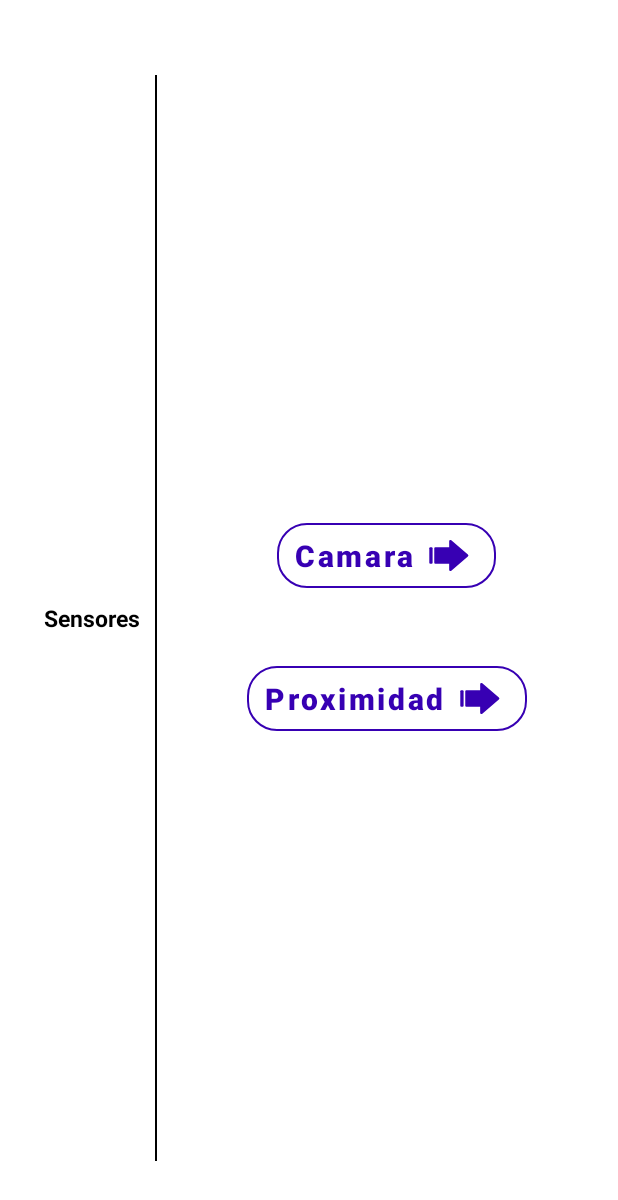
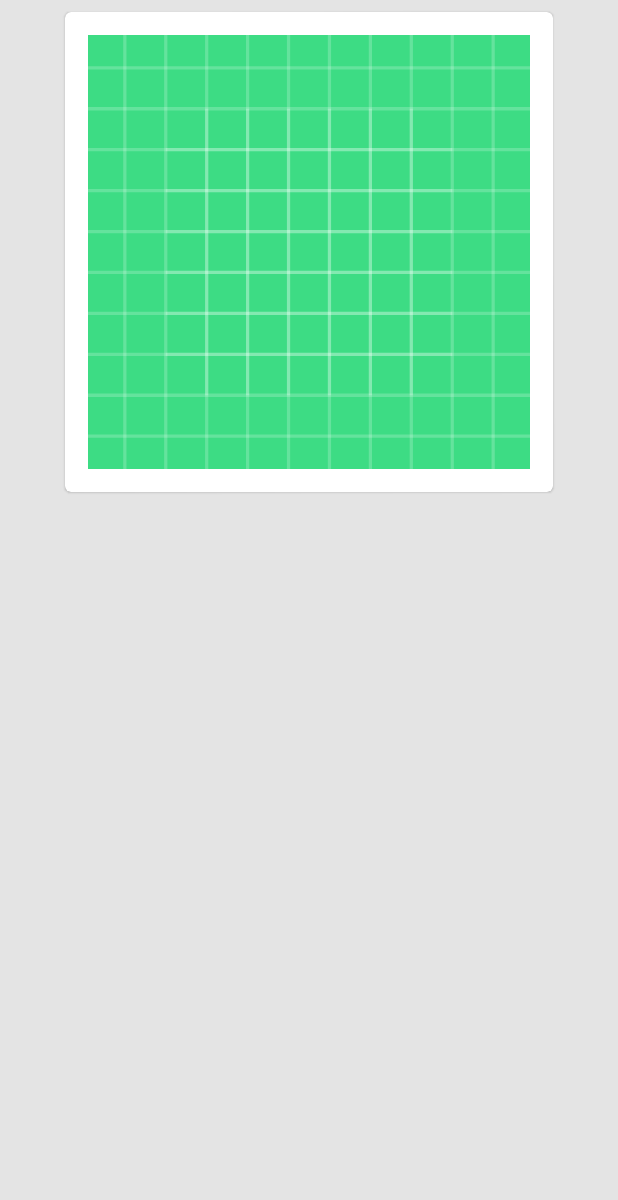
Before and after one commit to CarlosMartinz/Programacion-II, an Android app: the screen it shows after launch (MainActivity), on a phone screen of 412 x 824 dp. Shown: the top 1200 px of the screen. Run offline under Robolectric (Android 15) with nearby library versions, the phone set to English and light mode, and no system bars.

```diff
--- a/app/src/main/AndroidManifest.xml
+++ b/app/src/main/AndroidManifest.xml
@@ -14,8 +14,6 @@
         android:roundIcon="@mipmap/ic_launcher_round"
         android:supportsRtl="true"
         android:theme="@style/Theme.SensoresApp">
-        <activity android:name=".ProximidadActivity"></activity>
-        <activity android:name=".CamaraActivity" />
         <activity android:name=".MainActivity">
             <intent-filter>
                 <action android:name="android.intent.action.MAIN" />
--- a/app/src/main/java/com/example/sensoresapp/MainActivity.java
+++ b/app/src/main/java/com/example/sensoresapp/MainActivity.java
@@ -14,24 +14,6 @@ public class MainActivity extends AppCompatActivity {
         super.onCreate(savedInstanceState);
         setContentView(R.layout.activity_main);
 
-        Button btnCamara = (Button)findViewById(R.id.btnCamara);
 
-        btnCamara.setOnClickListener(new View.OnClickListener() {
-            @Override
-            public void onClick(View v) {
-                Intent next = new Intent(MainActivity.this, CamaraActivity.class);
-                startActivity(next);
-                finish();
-            }
-        });
-
-        Button btnProximidad = (Button)findViewById(R.id.btnProximidad);
-        btnProximidad.setOnClickListener(new View.OnClickListener() {
-            @Override
-            public void onClick(View v) {
-                Intent next = new Intent(MainActivity.this, ProximidadActivity.class);
-                startActivity(next);
-            }
-        });
     }
 }
--- a/app/src/main/res/layout/activity_main.xml
+++ b/app/src/main/res/layout/activity_main.xml
@@ -5,91 +5,38 @@
     xmlns:tools="http://schemas.android.com/tools"
     android:layout_width="match_parent"
     android:layout_height="match_parent"
+    android:background="#E4E4E4"
     tools:context=".MainActivity">
 
-    <androidx.constraintlayout.widget.Guideline
-        android:id="@+id/guideline"
-        android:orientation="vertical"
-        android:layout_width="wrap_content"
-        android:layout_height="0dp"
-        app:layout_constraintGuide_percent="0.25"
-        app:layout_constraintTop_toTopOf="parent"
-        app:layout_constraintBottom_toBottomOf="parent"
-        />
+    <com.google.android.material.card.MaterialCardView
+        android:id="@+id/card"
+        android:layout_width="325dp"
+        android:layout_height="320dp"
+        android:layout_margin="8dp"
+        android:layout_marginTop="50dp"
+        android:clickable="true"
+        android:focusable="true"
+        android:checkable="true"
+        app:layout_constraintEnd_toEndOf="parent"
+        app:layout_constraintStart_toStartOf="parent"
+        app:layout_constraintTop_toTopOf="parent">
 
-    <View
-        android:id="@+id/view"
-        android:orientation="horizontal"
-        android:layout_width="1dp"
-        android:layout_height="match_parent"
-        android:background="@color/black"
-        app:layout_constraintLeft_toLeftOf="@+id/guideline"
-        app:layout_constraintTop_toTopOf="@+id/btnCamara"
-        app:layout_constraintBottom_toBottomOf="@+id/btnProximidad"
-        android:layout_marginTop="50dp"
-        android:layout_marginBottom="50dp"
-        />
+        <LinearLayout
+            android:layout_width="match_parent"
+            android:layout_height="match_parent"
+            android:padding="@dimen/default_padding"
+            android:orientation="vertical">
 
-    <TextView
-        android:id="@+id/lblTitle"
-        android:layout_width="wrap_content"
-        android:layout_height="wrap_content"
-        android:hint="@string/lblTitle"
-        android:textSize="15dp"
-        android:textStyle="bold"
-        android:textColorHint="@color/black"
-        android:layout_marginRight="10dp"
-        app:layout_constraintBottom_toBottomOf="parent"
-        app:layout_constraintEnd_toStartOf="@+id/guideline"
-        app:layout_constraintTop_toTopOf="parent"/>
+            <!-- Media -->
+            <ImageView
+                android:layout_width="match_parent"
+                android:layout_height="match_parent"
+                android:contentDescription="prueba"
+                android:scaleType="centerCrop"
+                app:srcCompat="@drawable/ic_launcher_background" />
 
-    <com.google.android.material.button.MaterialButton
-        android:id="@+id/btnCamara"
-        android:layout_width="wrap_content"
-        android:layout_height="wrap_content"
-        android:gravity="center_vertical"
-        android:text="@string/lblCamara"
-        android:textColor="@color/purple"
-        android:textSize="20dp"
-        android:textStyle="bold"
-        android:textAllCaps="false"
-        app:cornerRadius="@dimen/dimen_bottom"
-        app:icon="@drawable/ic_next"
-        app:iconGravity="textEnd"
-        app:iconSize="35dp"
-        app:iconTint="@color/purple"
-        app:layout_constraintHorizontal_bias="0.5"
-        app:layout_constraintStart_toEndOf="@+id/guideline"
-        app:layout_constraintEnd_toEndOf="parent"
-        app:layout_constraintBottom_toTopOf="@id/btnProximidad"
-        android:layout_marginBottom="@dimen/dimen_default"
-        app:strokeColor="@color/purple"
-        app:strokeWidth="1dp"
-        style="@style/Widget.MaterialComponents.Button.OutlinedButton.Icon"
-        />
+        </LinearLayout>
 
-    <com.google.android.material.button.MaterialButton
-        android:id="@+id/btnProximidad"
-        style="@style/Widget.MaterialComponents.Button.OutlinedButton.Icon"
-        android:layout_width="wrap_content"
-        android:layout_height="wrap_content"
-        android:text="@string/lblProximidad"
-        android:textAllCaps="false"
-        android:textColor="@color/purple"
-        android:textSize="20dp"
-        android:textStyle="bold"
-        android:gravity="center_vertical"
-        app:cornerRadius="@dimen/dimen_bottom"
-        app:icon="@drawable/ic_next"
-        app:iconGravity="textEnd"
-        app:iconSize="35dp"
-        app:iconTint="@color/purple"
-        app:layout_constraintEnd_toEndOf="parent"
-        app:layout_constraintStart_toEndOf="@+id/guideline"
-        app:layout_constraintTop_toBottomOf="@+id/lblTitle"
-        android:layout_marginTop="15dp"
-        app:strokeColor="@color/purple"
-        app:strokeWidth="1dp" />
-
+    </com.google.android.material.card.MaterialCardView>
 
 </androidx.constraintlayout.widget.ConstraintLayout>
--- a/app/src/main/res/values/dimens.xml
+++ b/app/src/main/res/values/dimens.xml
@@ -2,4 +2,5 @@
 <resources>
     <dimen name="dimen_bottom">20dp</dimen>
     <dimen name="dimen_padding_default">10dp</dimen>
+    <dimen name="default_padding">15dp</dimen>
 </resources>
```
Also changed, not shown: app/src/main/java/com/example/sensoresapp/CamaraActivity.java (deleted, +0 -95 lines), app/src/main/java/com/example/sensoresapp/ProximidadActivity.java (deleted, +0 -79 lines), app/src/main/res/layout/activity_camara.xml (deleted, +0 -30 lines), app/src/main/res/layout/activity_proximidad.xml (deleted, +0 -27 lines).
